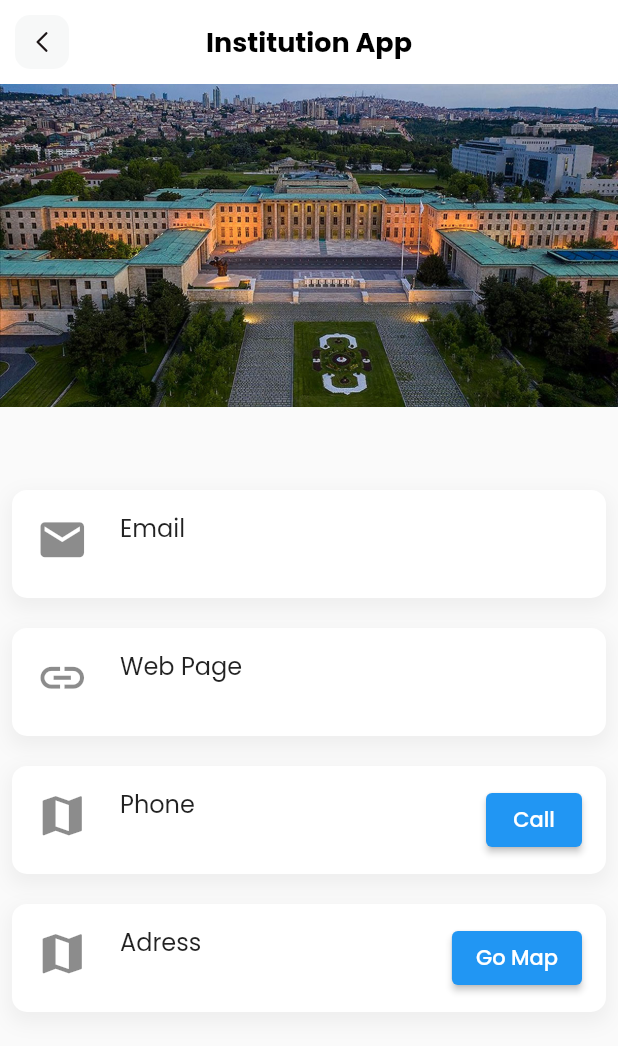
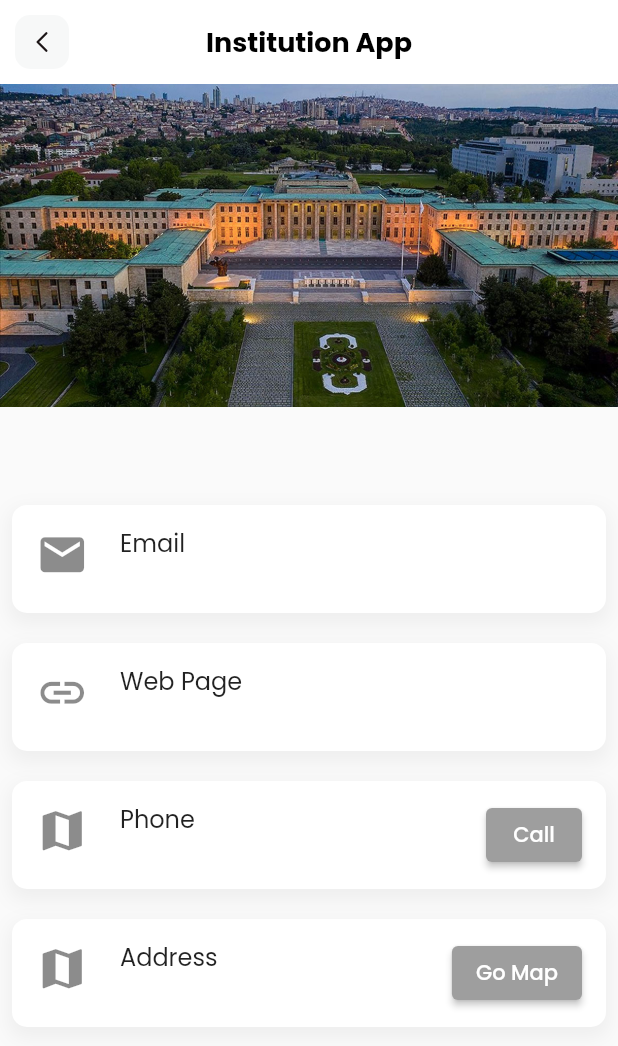
Before and after one commit to MehmetYildirimDev/flutter_institution, a Flutter app: the detailsScreen screen opened directly with empty values, on a phone screen of 412 x 824 dp. Shown: the top 1046 px of the screen. Run offline on Flutter 3.47's test engine with Material 2 defaults, Android fonts, the light colour scheme and no system bars; our stand-ins replace connectivity_plus, dio, flutter_svg; network calls fail.

Commit message:
fix: code refactor for detailsScreen

```diff
--- a/lib/Pages/detailsScreen.dart
+++ b/lib/Pages/detailsScreen.dart
@@ -33,151 +33,11 @@ class _detailsScreenState extends State<detailsScreen> {
             'assets/images/tbmm.jpg',
             fit: BoxFit.fill,
           ),
-          const SizedBox(height: 0),
+          const SizedBox(height: 10),
           Padding(
             padding: const EdgeInsets.all(8.0),
-            child: Column(
-              children: [
-                Text(
-                  (institution.title),
-                  style: const TextStyle(
-                    color: Colors.black,
-                    fontSize: 18,
-                    fontWeight: FontWeight.w600,
-                  ),
-                ),
-                const SizedBox(height: 20),
-                Container(
-                  decoration: BoxDecoration(
-                    color: Colors.white,
-                    borderRadius: BorderRadius.circular(10),
-                    boxShadow: [
-                      BoxShadow(
-                        offset: Offset(0, 5),
-                        color: Colors.grey.shade200,
-                        spreadRadius: 2,
-                        blurRadius: 10,
-                      )
-                    ],
-                  ),
-                  child: ListTile(
-                    leading: const Icon(
-                      Icons.mail,
-                      size: 35,
-                    ),
-                    title: const Text('Email'),
-                    subtitle: Text(institution.email),
-                  ),
-                ),
-                const SizedBox(height: 20),
-                Container(
-                  decoration: BoxDecoration(
-                    color: Colors.white,
-                    borderRadius: BorderRadius.circular(10),
-                    boxShadow: [
-                      BoxShadow(
-                        offset: Offset(0, 5),
-                        color: Colors.grey.shade200,
-                        spreadRadius: 2,
-                        blurRadius: 10,
-                      )
-                    ],
-                  ),
-                  child: ListTile(
-                    leading: const Icon(
-                      Icons.link,
-                      size: 35,
-                    ),
-                    title: const Text('Web Page'),
-                    subtitle: Text(institution.link),
-                  ),
-                ),
-                const SizedBox(height: 20),
-                Container(
-                  decoration: BoxDecoration(
-                    color: Colors.white,
-                    borderRadius: BorderRadius.circular(10),
-                    boxShadow: [
-                      BoxShadow(
-                        offset: Offset(0, 5),
-                        color: Colors.grey.shade200,
-                        spreadRadius: 2,
-                        blurRadius: 10,
-                      )
-                    ],
-                  ),
-                  child: ListTile(
-                    leading: const Icon(
-                      Icons.map,
-                      size: 35,
-                    ),
-                    title: const Text('Phone'),
-                    subtitle: Text(institution.tel),
-                    trailing: ElevatedButton(
-                        onPressed: () {
-                          _makePhoneCall(institution.tel);
-                        },
-                        child: const Text("Call")),
-                  ),
-                ),
-                const SizedBox(height: 20),
-                Container(
-                  decoration: BoxDecoration(
-                    color: Colors.white,
-                    borderRadius: BorderRadius.circular(10),
-                    boxShadow: [
-                      BoxShadow(
-                        offset: Offset(0, 5),
-                        color: Colors.grey.shade200,
-                        spreadRadius: 2,
-                        blurRadius: 10,
-                      )
-                    ],
-                  ),
-                  child: ListTile(
-                    leading: const Icon(
-                      Icons.map,
-                      size: 35,
-                    ),
-                    title: const Text('Adress'),
-                    subtitle: Text(institution.adres),
-                    trailing: ElevatedButton(
-                        onPressed: () {
-                          gotoMap();
-                        },
-                        child: const Text("Go Map")),
-                  ),
-                ),
-              ],
-            ),
+            child: _buildDetails(),
           )
-
-          // Container(
-          //   padding: const EdgeInsets.all(2),
-          //   decoration: BoxDecoration(
-          //     borderRadius: BorderRadius.circular(5),
-          //     color: Colors.grey.shade200,
-          //   ),
-          //   child: Card(
-          //     elevation: 2,
-          //     child: Text(institution.title.toString()),
-          //   ),
-          // ),
-          // Text('Email: ${institution.email}'),
-          // Text('Code: ${institution.code}'),
-          // ElevatedButton.icon(
-          //     onPressed: () {
-          //       _makePhoneCall(institution.tel);
-          //     },
-          //     icon: const Icon(Icons.call),
-          //     label: const Text("Call")),
-          // ElevatedButton.icon(
-          //     onPressed: () {
-          //       gotoMap();
-          //     },
-          //     icon: const Icon(Icons.map),
-          //     label: const Text("Call")),
-          // Text(infoText),
         ],
       ),
     );
@@ -230,11 +90,99 @@ class _detailsScreenState extends State<detailsScreen> {
   gotoMap() {
     try {
       var address = institution.adres;
-      final Uri _url =
+      final Uri url =
           Uri.parse('https://www.google.com/maps/search/?api=1&query=$address');
-      launchUrl(_url);
+      launchUrl(url);
     } catch (e) {
       debugPrintStack();
     }
   }
+
+  Widget _buildDetails() {
+    return Column(
+      children: [
+        Text(
+          (institution.title),
+          style: const TextStyle(
+            color: Colors.black,
+            fontSize: 18,
+            fontWeight: FontWeight.w600,
+          ),
+        ),
+        const SizedBox(height: 20),
+        _buildCustomListTile(
+          Icons.mail,
+          'Email',
+          institution.email,
+        ),
+        const SizedBox(height: 20),
+        _buildCustomListTile(
+          Icons.link,
+          'Web Page',
+          institution.link,
+        ),
+        const SizedBox(height: 20),
+        _buildCustomListTile(
+          Icons.map,
+          'Phone',
+          institution.tel,
+          onPressed: () {
+            _makePhoneCall(institution.tel);
+          },
+          buttonText: 'Call',
+        ),
+        const SizedBox(height: 20),
+        _buildCustomListTile(
+          Icons.map,
+          'Address',
+          institution.adres,
+          onPressed: () {
+            gotoMap();
+          },
+          buttonText: 'Go Map',
+        ),
+      ],
+    );
+  }
+
+  Widget _buildCustomListTile(
+    IconData leadingIcon,
+    String title,
+    String subtitle, {
+    VoidCallback? onPressed,
+    String? buttonText,
+  }) {
+    return Container(
+      decoration: BoxDecoration(
+        color: Colors.white,
+        borderRadius: BorderRadius.circular(10),
+        boxShadow: [
+          BoxShadow(
+            offset: const Offset(0, 5),
+            color: Colors.grey.shade200,
+            spreadRadius: 2,
+            blurRadius: 10,
+          ),
+        ],
+      ),
+      child: ListTile(
+        leading: Icon(
+          leadingIcon,
+          size: 35,
+        ),
+        title: Text(title),
+        subtitle: Text(subtitle),
+        trailing: buttonText != null
+            ? ElevatedButton(
+                onPressed: onPressed,
+                child: Text(buttonText),
+                style: ElevatedButton.styleFrom(
+                  backgroundColor: Colors.grey.shade500,
+                  foregroundColor: Colors.white,
+                ),
+              )
+            : null,
+      ),
+    );
+  }
 }
```
